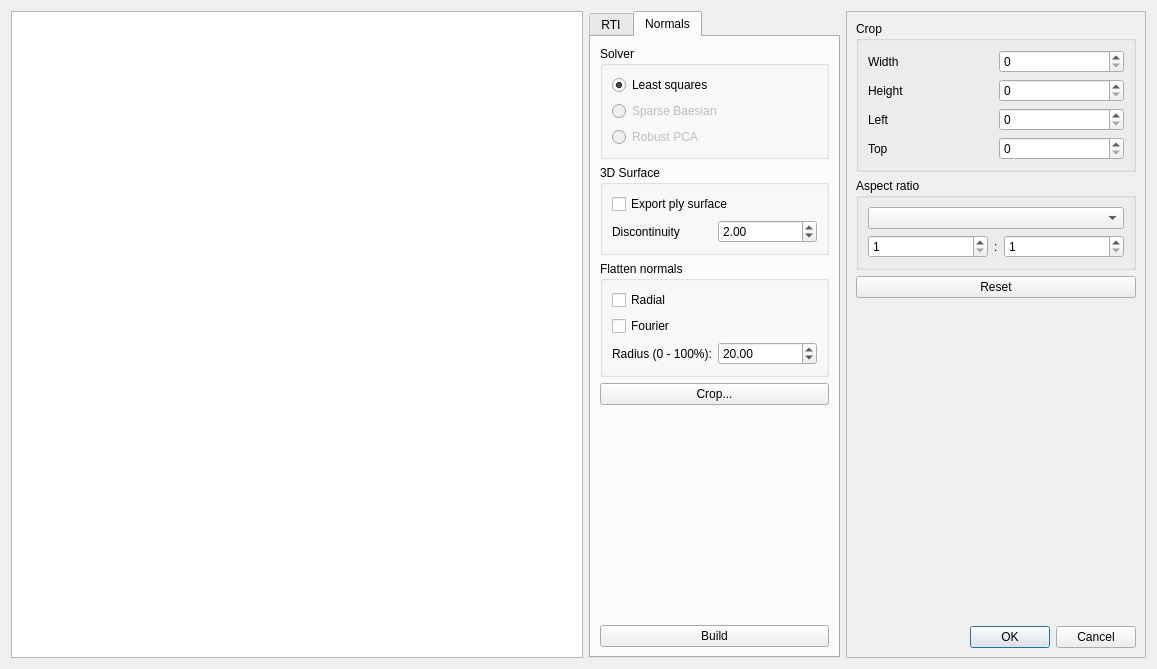
cnr-isti-vclab/relight, file relight/rtiexport.ui: the form before one commit.
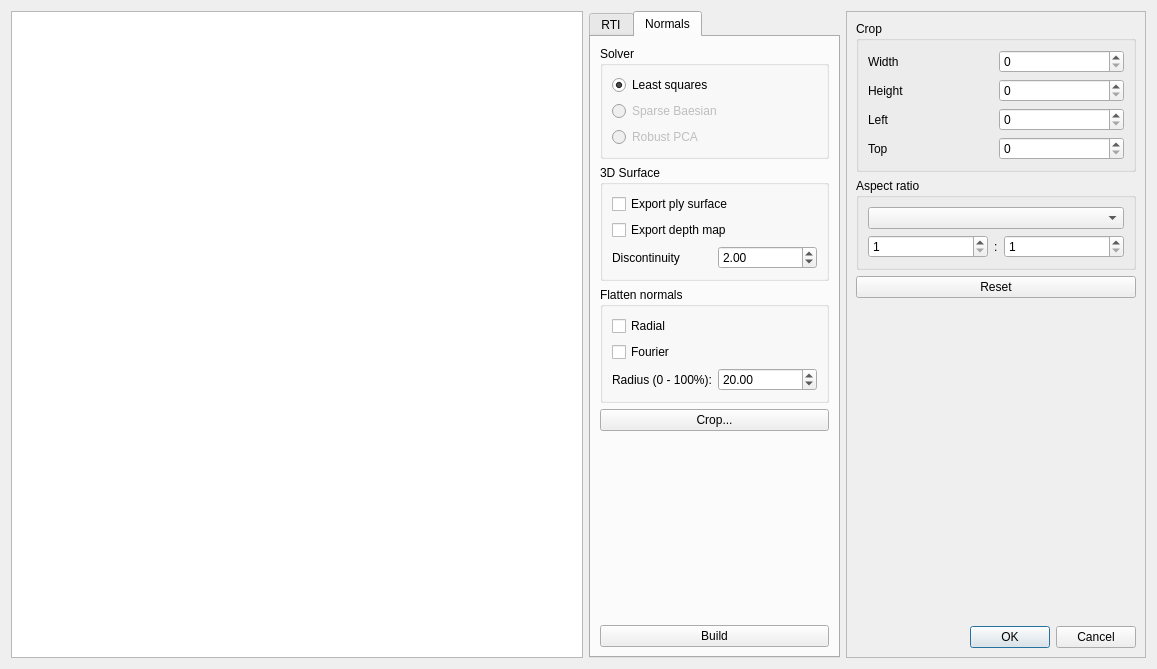
The form after the commit. Icons and pictures are not drawn. Custom widgets are drawn as their Qt base class.

The edit to the form file:
```diff
--- a/relight/rtiexport.ui
+++ b/relight/rtiexport.ui
@@ -286,8 +286,8 @@
       <attribute name="title">
        <string>Normals</string>
       </attribute>
-      <layout class="QVBoxLayout" name="verticalLayout_3">
-       <item>
+      <layout class="QGridLayout" name="gridLayout_9">
+       <item row="0" column="0">
         <widget class="QGroupBox" name="groupBox_5">
          <property name="title">
           <string>Solver</string>
@@ -326,7 +326,7 @@
          </layout>
         </widget>
        </item>
-       <item>
+       <item row="1" column="0">
         <widget class="QGroupBox" name="groupBox_6">
          <property name="title">
           <string>3D Surface</string>
@@ -339,14 +339,21 @@
             </property>
            </widget>
           </item>
-          <item row="1" column="0">
+          <item row="1" column="0" colspan="2">
+           <widget class="QCheckBox" name="export_depthmap">
+            <property name="text">
+             <string>Export depth map</string>
+            </property>
+           </widget>
+          </item>
+          <item row="2" column="0">
            <widget class="QLabel" name="label_11">
             <property name="text">
              <string>Discontinuity</string>
             </property>
            </widget>
           </item>
-          <item row="1" column="1">
+          <item row="2" column="1">
            <widget class="QDoubleSpinBox" name="discontinuity">
             <property name="value">
              <double>2.000000000000000</double>
@@ -356,7 +363,7 @@
          </layout>
         </widget>
        </item>
-       <item>
+       <item row="2" column="0">
         <widget class="QGroupBox" name="groupBox_7">
          <property name="title">
           <string>Flatten normals</string>
@@ -393,7 +400,7 @@
          </layout>
         </widget>
        </item>
-       <item>
+       <item row="3" column="0">
         <widget class="QPushButton" name="crop1">
          <property name="text">
           <string>Crop...</string>
@@ -404,7 +411,7 @@
          </property>
         </widget>
        </item>
-       <item>
+       <item row="4" column="0">
         <spacer name="verticalSpacer">
          <property name="orientation">
           <enum>Qt::Vertical</enum>
```
Left out of the diff: 2 changed lines with no effect on the pictures.
